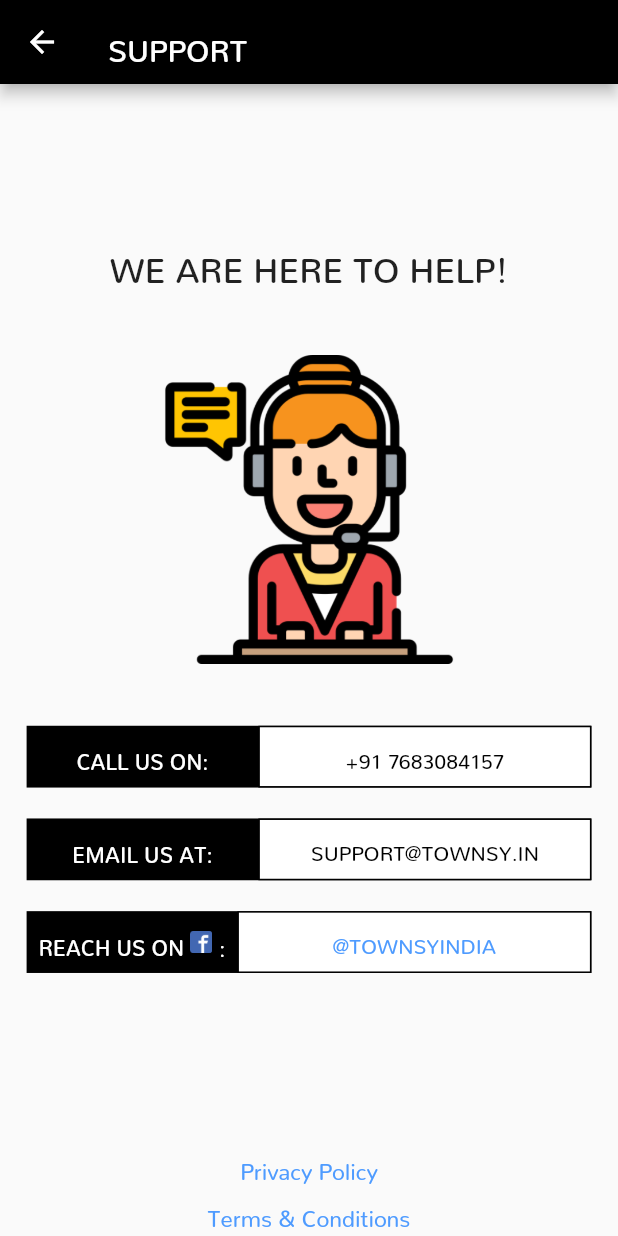
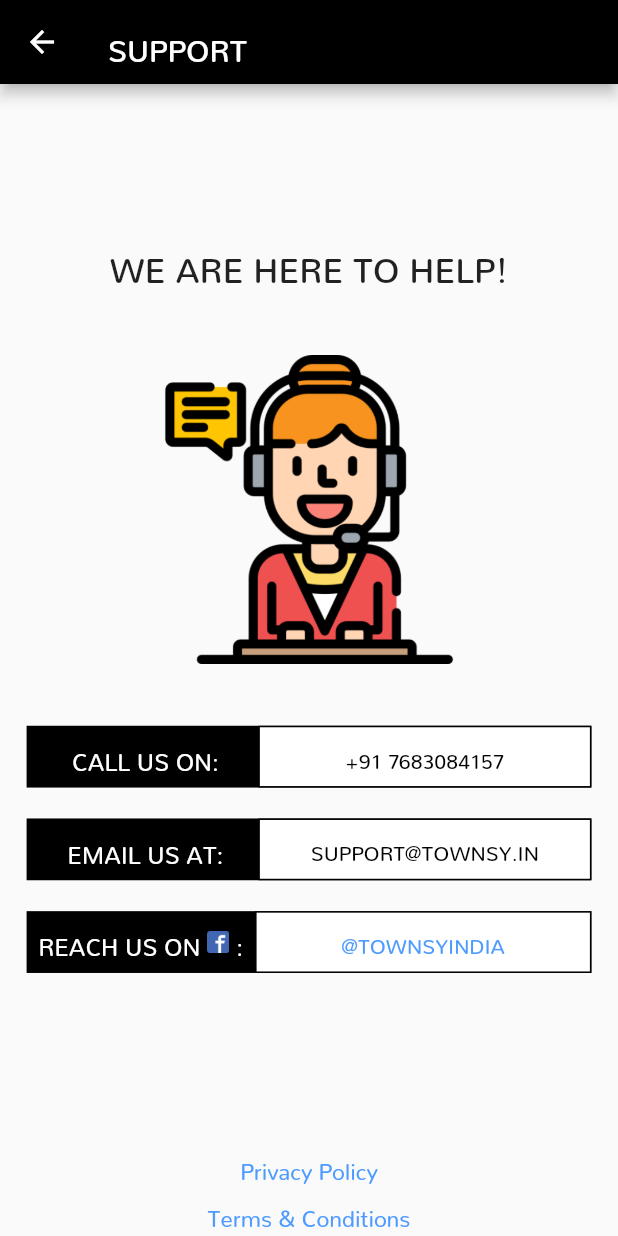
Before and after one commit to SajidShaikhBudventure/TwonsyNewRepo, a Flutter app: the SupportPage screen opened directly, on a phone screen of 412 x 824 dp. Run offline on Flutter 3.47's test engine with Material 2 defaults, Android fonts, the phone set to English and light mode, and no system bars; our stand-ins replace auto_size_text, cached_network_image, connectivity, dio, flutter_datetime_picker, flutter_html and 13 more; missing offline and left inert: flutter_webview_plugin, geocoder, google_maps_webservice, keyboard_visibility; accounts and stored records are empty; network calls fail.

Commit message:
Minor adjustments

```diff
--- a/lib/screen/businessInfo_page.dart
+++ b/lib/screen/businessInfo_page.dart
@@ -278,7 +278,7 @@
           top: Utils.getDeviceHeight(context) / 50,
           bottom: Utils.getDeviceHeight(context) / 120),
       child: editBusinessInfo
-          ?Text(
+      ?Text(
         title,
         style: TextStyle(
             fontSize: Utils.getDeviceWidth(context) / 32,
--- a/lib/screen/home_page.dart
+++ b/lib/screen/home_page.dart
@@ -368,17 +368,14 @@
                 SliverPersistentHeader(
                   delegate: _SliverAppBarDelegate(
                     TabBar(
+                      labelPadding: EdgeInsets.symmetric(horizontal: Utils.getDeviceWidth(context)/26, vertical: 7),
                       indicatorColor: ColorRes.white,
                       isScrollable: false,
                       controller: _tabController,
                       tabs: [
-                        Tab(
-                            child:
-                                tabBarText(StringRes.businessInfo, context, 1)),
+                        Tab(child: tabBarText(StringRes.businessInfo, context, 1)),
                         Tab(child: tabBarText(StringRes.products, context, 2)),
-                        Tab(
-                            child: tabBarText(
-                                StringRes.ratingsReviews, context, 3)),
+                        Tab(child: tabBarText(StringRes.ratingsReviews, context, 3)),
                         Tab(child: tabBarText(StringRes.analytics, context, 4)),
                       ],
                     ),
@@ -558,16 +555,15 @@
                         overflow: TextOverflow.ellipsis),
                   ),
                   Container(
-                    alignment: Alignment.centerLeft,
                     height: Utils.getDeviceHeight(context) / 29,
                     width: Utils.getDeviceWidth(context),
+                    alignment: Alignment.centerLeft,
                     margin: EdgeInsets.only(
                         right: Utils.getDeviceHeight(context) / 100,
                         left: Utils.getDeviceHeight(context) / 110,
                         bottom: Utils.getDeviceHeight(context) / 90,
                         top: Utils.getDeviceHeight(context) / 150),
-                    //padding: EdgeInsets.only(top: 1),
-
+                    //padding: EdgeInsets.only(bottom: 5),
                     child: Text(businessAddress.toString(),
                         style: TextStyle(
                             color: ColorRes.white,
--- a/lib/screen/product_Info_page.dart
+++ b/lib/screen/product_Info_page.dart
@@ -491,14 +491,14 @@
       shape: RoundedRectangleBorder(
           borderRadius: BorderRadius.circular(10.0)), //this right here
       child: Container(
-        height: i == 2 ? 130 : 155,
+        height: i == 2 ? 130 : 145,
         child: Padding(
           padding: const EdgeInsets.only(top: 20, left: 12, right: 12),
           child: Column(
             crossAxisAlignment: CrossAxisAlignment.start,
             children: [
               Container(
-                height: 50,
+                height: 40,
                 child: Text(
                   categoryName,
                   style: TextStyle(fontWeight: FontWeight.w500),
--- a/lib/screen/support.dart
+++ b/lib/screen/support.dart
@@ -85,14 +85,11 @@
               //color: ColorRes.black,
               width: Utils.getDeviceWidth(context)*3/8,
               alignment: Alignment(0,0),
-              padding: EdgeInsets.symmetric(horizontal: 8),
+              padding: EdgeInsets.only(left: 8, right: 4),
               child: Center(
                 child: Text(
                 "CALL US ON:",
-                  style: Theme.of(context)
-                      .textTheme
-                      .subtitle
-                      .copyWith(color: ColorRes.white),
+                  style: TextStyle(fontSize: Utils.getDeviceWidth(context) / 26, color: ColorRes.white),
                   maxLines: 1,
                   overflow: TextOverflow.ellipsis,
                 ),
@@ -147,14 +144,11 @@
               //color: ColorRes.black,
               width: Utils.getDeviceWidth(context)*3/8,
               alignment: Alignment(0,0),
-              padding: EdgeInsets.symmetric(horizontal: 8),
+              padding: EdgeInsets.only(left: 8, right: 4),
               child: Center(
                 child: Text(
                   StringRes.emailAt,
-                  style: Theme.of(context)
-                      .textTheme
-                      .subtitle
-                      .copyWith(color: ColorRes.white),
+                  style: TextStyle(fontSize: Utils.getDeviceWidth(context) / 26, color: ColorRes.white),
                   maxLines: 1,
                   overflow: TextOverflow.ellipsis,
                 ),
@@ -214,10 +208,7 @@
                 children: <Widget>[
                   Container(
                     child: Text("REACH US ON ",
-                      style: Theme.of(context)
-                          .textTheme
-                          .subtitle
-                          .copyWith(color: ColorRes.white),
+                      style: TextStyle(fontSize: Utils.getDeviceWidth(context) / 26, color: ColorRes.white),
                       maxLines: 1,
                       overflow: TextOverflow.ellipsis,),
                   ),
@@ -230,7 +221,7 @@
                         image: AssetImage(Utils.getAssetsImg("facebook"))),
                   ),
                   Container(
-                    child: Text(" :", style: TextStyle(color: ColorRes.white)),
+                    child: Text(" :", style: TextStyle(fontSize: Utils.getDeviceWidth(context) / 26, color: ColorRes.white)),
                   )
                 ],
               ),
@@ -246,7 +237,7 @@
                 child: InkWell(
                   child: Center(
                     child: Padding(
-                      padding: const EdgeInsets.all(4.0),
+                      padding: const EdgeInsets.all(1.0),
                       child: Text(
                         "@TOWNSYINDIA",
                         style: TextStyle(
```
Also changed, not shown: 11 other files.
